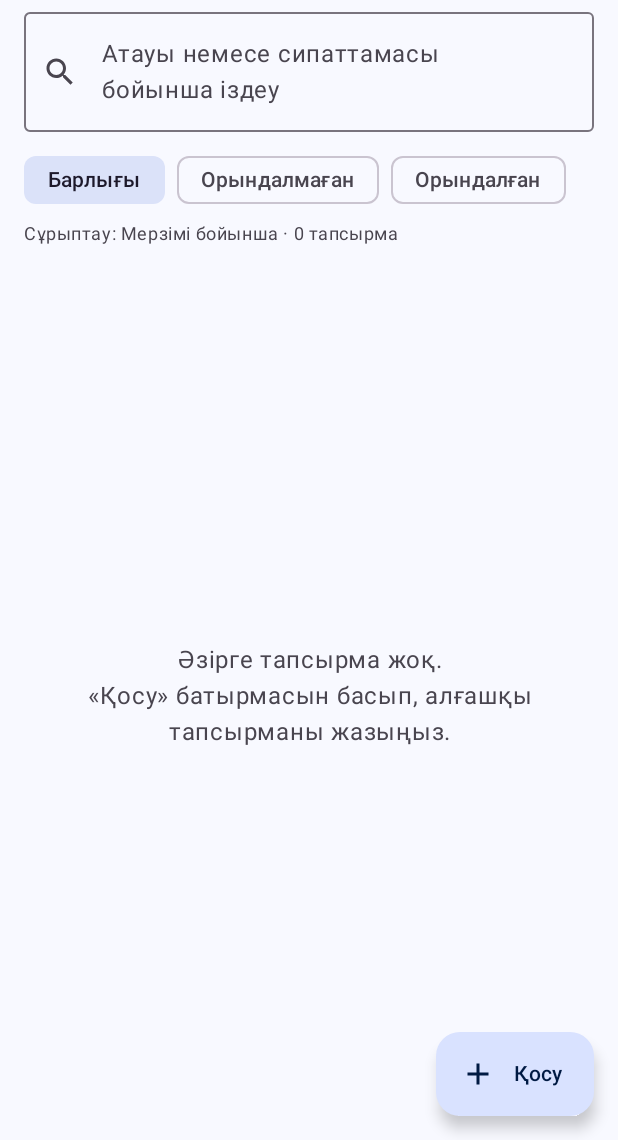
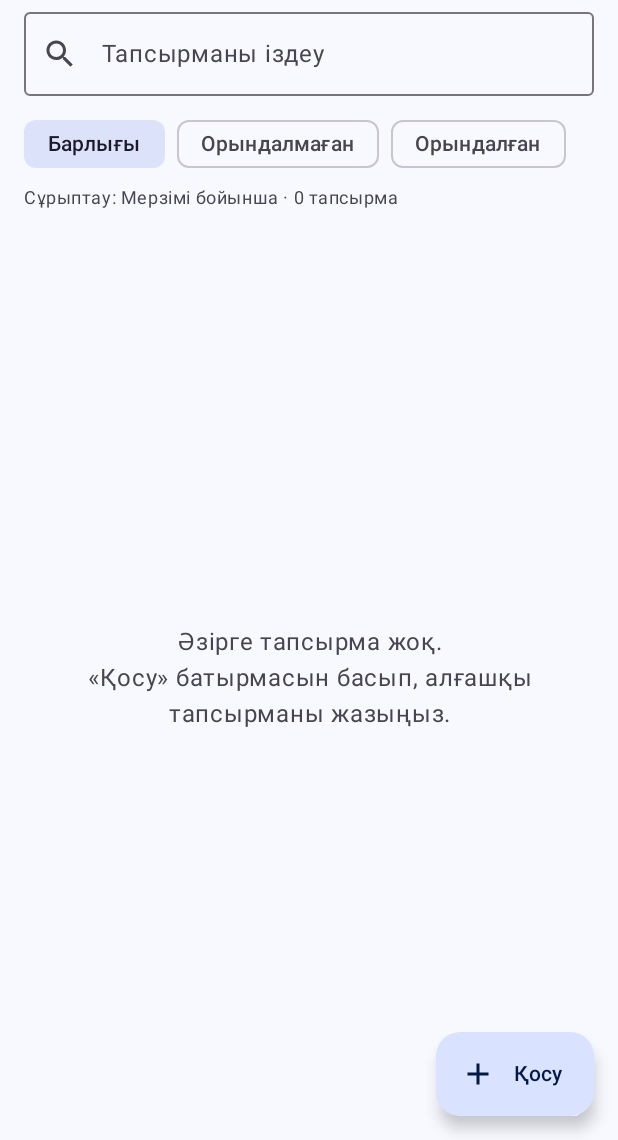
Before and after one commit to outkar/labka1, an Android app built with Jetpack Compose: the screen it shows after launch (MainActivity), on a phone screen of 412 x 824 dp, the part 96-1236 px from its top. Run offline under Robolectric (Android 15) with nearby library versions, the phone set to English and light mode, and no system bars; our stand-ins replace Room's generated code.

Commit message:
Іздеу жолының мәтінін қысқарту, скриншот деректерін түзету
Co-Authored-By: Claude Opus 5.5 <noreply@anthropic.com>
Claude-Session: https://claude.ai/code/session_019xXYGgbeHVuteRztuWY2o1

```diff
--- a/app/src/main/java/kz/labka/tapsyrma/ui/list/TaskListScreen.kt
+++ b/app/src/main/java/kz/labka/tapsyrma/ui/list/TaskListScreen.kt
@@ -132,7 +132,7 @@ fun TaskListContent(
                 modifier = Modifier
                     .fillMaxWidth()
                     .padding(horizontal = 16.dp, vertical = 8.dp),
-                placeholder = { Text("Атауы немесе сипаттамасы бойынша іздеу") },
+                placeholder = { Text("Тапсырманы іздеу") },
                 leadingIcon = { Icon(Icons.Filled.Search, contentDescription = null) },
                 trailingIcon = {
                     if (query.isNotEmpty()) {
```
Also changed, not shown: 1 other file.
